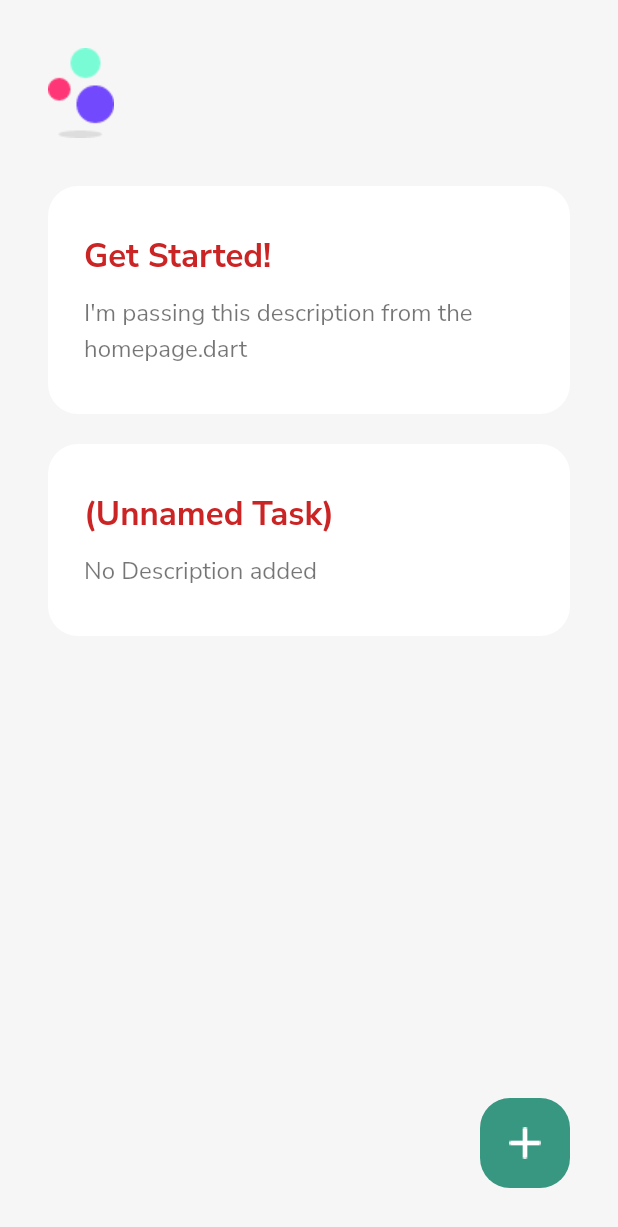
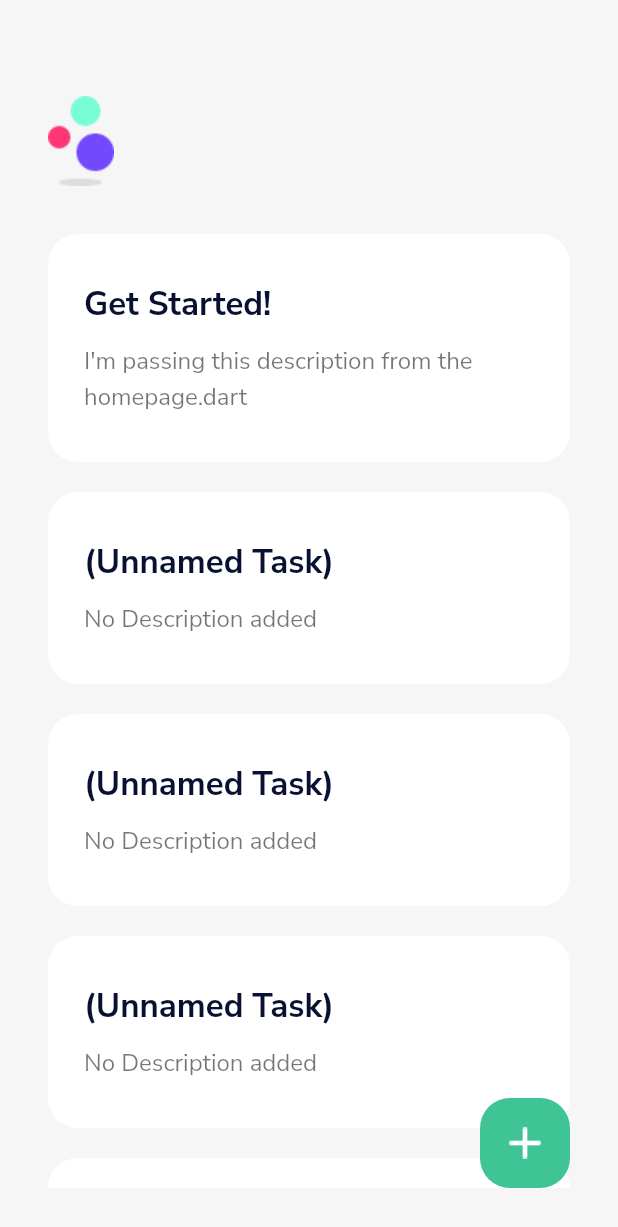
Before and after one commit to salimkaboura8/todo_app, a Flutter app: the screen it shows after launch, on a phone screen of 412 x 824 dp. Shown: the top 1227 px of the screen. Run offline on Flutter 3.47's test engine with Material 2 defaults, Android fonts, the phone set to English and light mode, and no system bars; our stand-ins replace google_fonts.

Commit message:
Improved Home page

```diff
--- a/lib/screens/homepage.dart
+++ b/lib/screens/homepage.dart
@@ -21,17 +21,28 @@ class _HomepageState extends State<Homepage> {
               children: [
                 Container(
                   margin: EdgeInsets.only(
+                    top: 32,
                     bottom: 32.0,
                   ),
                   child: Image(
                     image: AssetImage('assets/images/logo.png'),
                   ),
                 ),
-                TaskCardWidget(
-                  title: "Get Started!",
-                  desc: "I'm passing this description from the homepage.dart",
+                Expanded(
+                  child: ListView(
+                    children: [
+                      TaskCardWidget(
+                        title: "Get Started!",
+                        desc: "I'm passing this description from the homepage.dart",
+                      ),
+                      TaskCardWidget(),
+                      TaskCardWidget(),
+                      TaskCardWidget(),
+                      TaskCardWidget(),
+                      TaskCardWidget(),
+                    ],
+                  ),
                 ),
-                TaskCardWidget(),
               ],
             ),
             Positioned(
@@ -42,7 +53,7 @@ class _HomepageState extends State<Homepage> {
                 height: 60,
                 decoration: BoxDecoration(
                   borderRadius: BorderRadius.circular(20),
-                  color: Color(0xFF379781),
+                  color: Color(0xFF3FC495),
                 ),
                 child: Image(
                   image: AssetImage(
--- a/lib/widgets.dart
+++ b/lib/widgets.dart
@@ -26,7 +26,7 @@ class TaskCardWidget extends StatelessWidget {
           Text(
             title ?? "(Unnamed Task)",
             style: TextStyle(
-              color: Color(0xFFCB2424),
+              color: Color(0xFF081132),
               fontSize: 22.0,
               fontWeight: FontWeight.bold,
             ),
```
